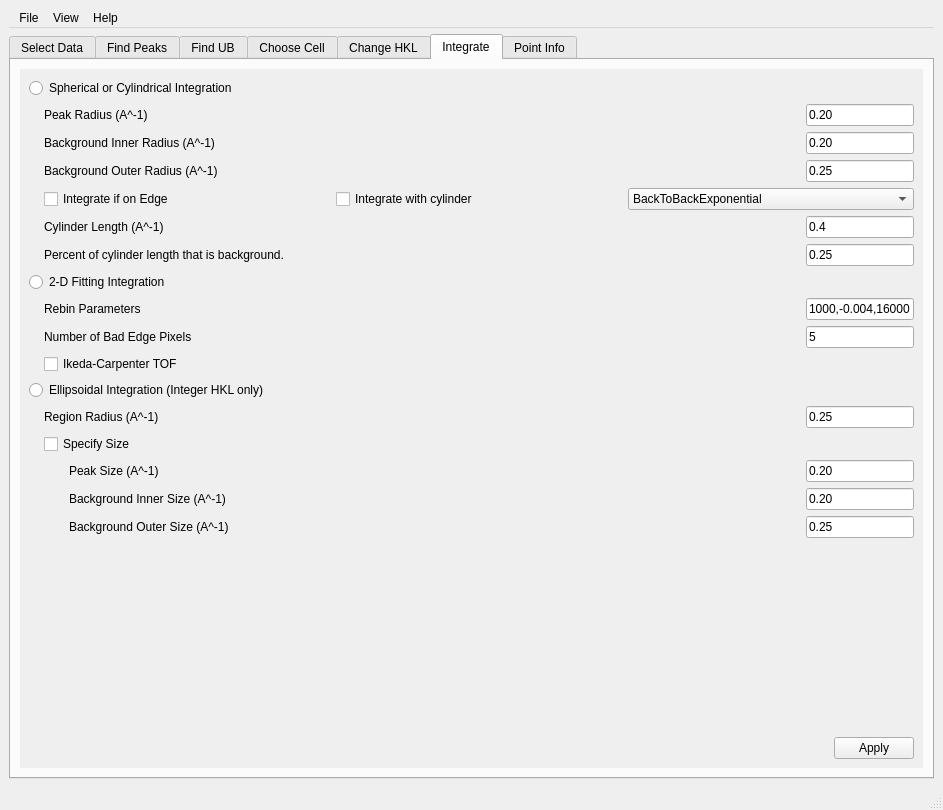
This is MantidQt/CustomInterfaces/inc/MantidQtCustomInterfaces/MantidEV.ui in mantidproject/mantid as Qt 5 draws it before an edit. The edited form follows.
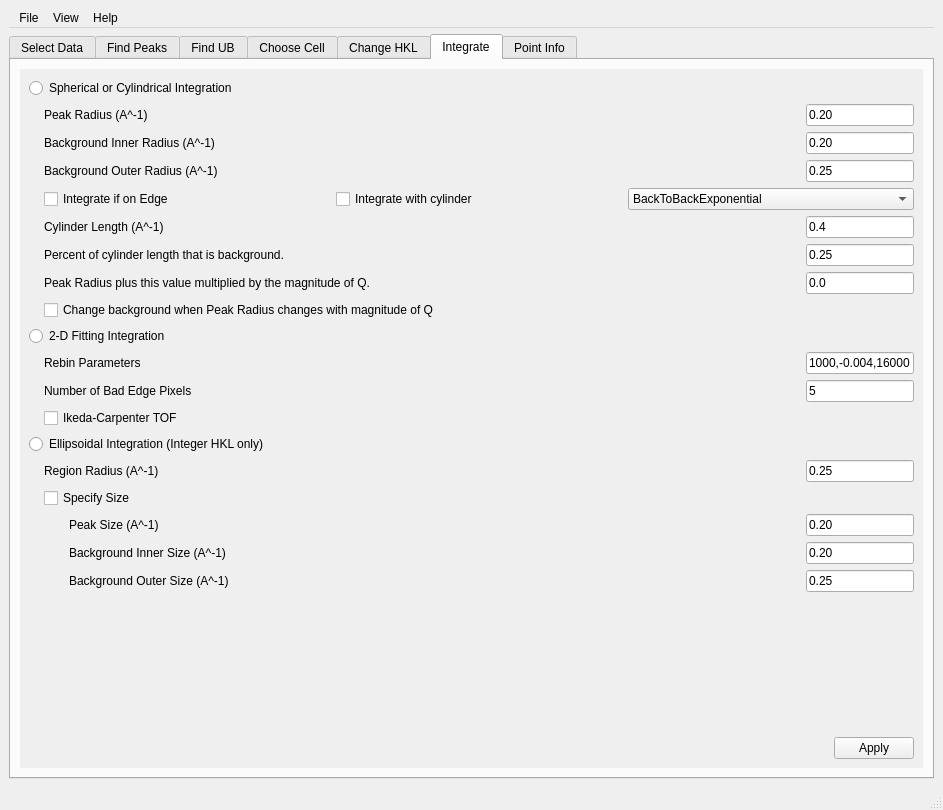
This is the edited form. The open tabs and pages were chosen to show the change.

Commit message: Refs #17939 negative AdaptiveQMultiplier allowed; in SCD interface

Diff of the .ui file:
```diff
--- a/MantidQt/CustomInterfaces/inc/MantidQtCustomInterfaces/MantidEV.ui
+++ b/MantidQt/CustomInterfaces/inc/MantidQtCustomInterfaces/MantidEV.ui
@@ -3141,6 +3141,79 @@
               </item>
              </layout>
             </item>
+            <item>
+             <layout class="QHBoxLayout" name="horizontalLayout_53c">
+              <item>
+               <spacer name="horizontalSpacer_61c">
+                <property name="orientation">
+                 <enum>Qt::Horizontal</enum>
+                </property>
+                <property name="sizeType">
+                 <enum>QSizePolicy::Fixed</enum>
+                </property>
+                <property name="sizeHint" stdset="0">
+                 <size>
+                  <width>15</width>
+                  <height>0</height>
+                 </size>
+                </property>
+               </spacer>
+              </item>
+              <item>
+               <widget class="QLabel" name="AdaptiveQMult_lbl">
+                <property name="text">
+                 <string>Peak Radius plus this value multiplied by the magnitude of Q.</string>
+                </property>
+               </widget>
+              </item>
+              <item>
+               <widget class="QLineEdit" name="AdaptiveQMult_ledt">
+                <property name="sizePolicy">
+                 <sizepolicy hsizetype="Fixed" vsizetype="Fixed">
+                  <horstretch>0</horstretch>
+                  <verstretch>0</verstretch>
+                 </sizepolicy>
+                </property>
+                <property name="toolTip">
+                 <string>PeakRadius plus this value multiplied by the magnitude of Q.</string>
+                </property>
+                <property name="text">
+                 <string>0.0</string>
+                </property>
+               </widget>
+              </item>
+             </layout>
+            </item>
+            <item>
+             <layout class="QHBoxLayout" name="horizontalLayout_47c">
+              <item>
+               <spacer name="horizontalSpacer_52c">
+                <property name="orientation">
+                 <enum>Qt::Horizontal</enum>
+                </property>
+                <property name="sizeType">
+                 <enum>QSizePolicy::Fixed</enum>
+                </property>
+                <property name="sizeHint" stdset="0">
+                 <size>
+                  <width>15</width>
+                  <height>0</height>
+                 </size>
+                </property>
+               </spacer>
+              </item>
+              <item>
+               <widget class="QCheckBox" name="AdaptiveQBkg_ckbx">
+                <property name="toolTip">
+                 <string>If true, all background values vary on a line so that they are background plus AdaptiveQMultiplier multiplied by magnitude of Q.</string>
+                </property>
+                <property name="text">
+                 <string>Change background when Peak Radius changes with magnitude of Q</string>
+                </property>
+               </widget>
+              </item>
+             </layout>
+            </item>
             <item>
              <widget class="QRadioButton" name="TwoDFitIntegration_rbtn">
               <property name="toolTip">
```
The commit also changes 5 other files.
